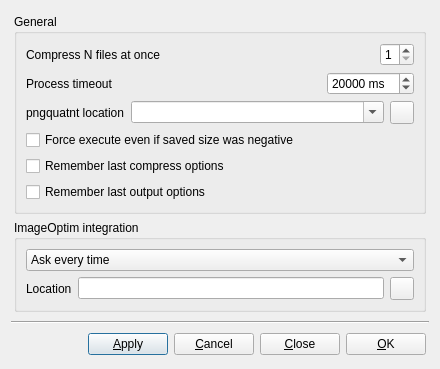
Old version of the form preferences_dialog/pngyupreferencesdialog.ui in the repository nukesaq88/Pngyu.
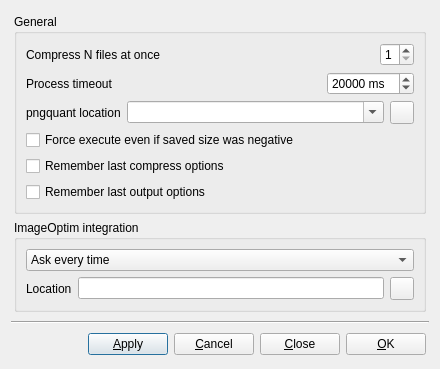
New version of the form. Icons and pictures are not drawn.

What changed in the file:
```diff
--- a/preferences_dialog/pngyupreferencesdialog.ui
+++ b/preferences_dialog/pngyupreferencesdialog.ui
@@ -180,7 +180,7 @@
             <item row="0" column="0">
              <widget class="QLabel" name="label_pngquant_path">
               <property name="text">
-               <string>pngquatnt location</string>
+               <string>pngquant location</string>
               </property>
              </widget>
             </item>
```
